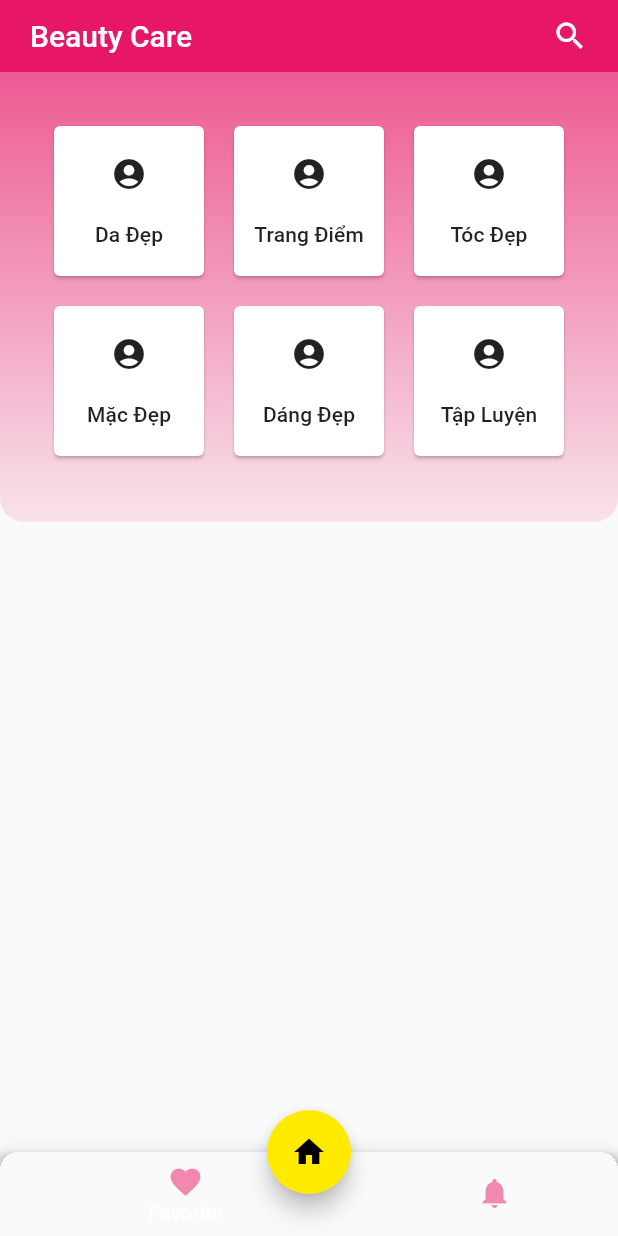
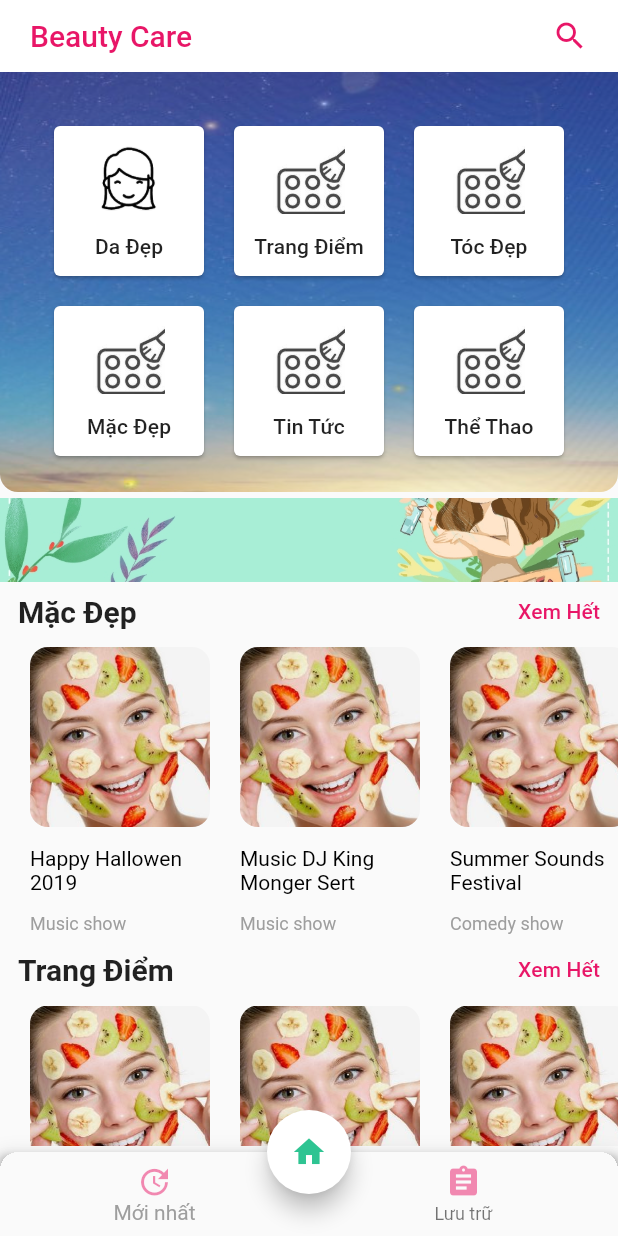
Before and after one commit to toan88291/make_beautiful, a Flutter app: the screen it shows after launch, item 2 of the bottom bar chosen, after a tap on the "home" icon, on a phone screen of 412 x 824 dp. Run offline on Flutter 3.47's test engine with Material 2 defaults, Android fonts, the phone set to English and light mode, and no system bars; our stand-ins replace google_fonts.

Commit message:
no message

```diff
--- a/lib/features/home/home_page.dart
+++ b/lib/features/home/home_page.dart
@@ -1,5 +1,6 @@
 import 'package:flutter/material.dart';
 import 'package:flutter_app_make_beautiful/data/data_grid_menu.dart';
+import 'package:flutter_app_make_beautiful/resource/constant.dart';
 import 'package:flutter_app_make_beautiful/widget/widgets.dart';
 
 class HomePage extends StatefulWidget {
@@ -8,14 +9,22 @@ class HomePage extends StatefulWidget {
 }
 
 class _HomePageState extends State<HomePage> {
+
   List<DataGridMenu> data = [
-    DataGridMenu('Da Đẹp','',''),
-    DataGridMenu('Trang Điểm','',''),
-    DataGridMenu('Tóc Đẹp','',''),
-    DataGridMenu('Mặc Đẹp','',''),
-    DataGridMenu('Dáng Đẹp','',''),
-    DataGridMenu('Tập Luyện','',''),
+    DataGridMenu('Da Đẹp','assets/ic_face.png',''),
+    DataGridMenu('Trang Điểm','assets/ic_makeup.jpg',''),
+    DataGridMenu('Tóc Đẹp','assets/ic_makeup.jpg',''),
+    DataGridMenu('Mặc Đẹp','assets/ic_makeup.jpg',''),
+    DataGridMenu('Tin Tức','assets/ic_makeup.jpg',''),
+    DataGridMenu('Thể Thao','assets/ic_makeup.jpg',''),
   ];
+
+  List<DataDressed> dataDressed =
+  []..add(DataDressed('assets/image.jpg', 'Happy Hallowen 2019', 'Music show'))
+    ..add(DataDressed('assets/image.jpg', 'Music DJ King Monger Sert', 'Music show'))
+    ..add(DataDressed('assets/image.jpg', 'Summer Sounds Festival', 'Comedy show'))
+    ..add(DataDressed('assets/image.jpg', 'Happy New Year', 'Music show'));
+
   @override
   Widget build(BuildContext context) {
 
@@ -23,35 +32,38 @@ class _HomePageState extends State<HomePage> {
 
     double height = MediaQuery.of(context).size.height;
 
+    debugPrint('heght : ${(data.length~/3) * 60.0}');
+
     return Container(
-      child: Column(
-        children: <Widget>[
-          Container(
-            height: 300,
+      padding: EdgeInsets.only(bottom: 60),
+      child: CustomScrollView(
+        shrinkWrap: false,
+        slivers: <Widget>[
+          SliverToBoxAdapter(
+            child: Container(
+              height: (data.length~/3) * 140.0,
+              alignment: Alignment.center,
               decoration: BoxDecoration(
                   borderRadius: BorderRadius.only(
-                bottomLeft: Radius.circular(16),
-                bottomRight: Radius.circular(16),
+                    bottomLeft: Radius.circular(12),
+                    bottomRight: Radius.circular(12),
                   ),
-              gradient: LinearGradient(
-                begin: Alignment.topCenter,
-                end: Alignment.bottomCenter,
-                colors: [
-                  Color(0xffE81667).withOpacity(0.7),
-                  Color(0xffE81667).withOpacity(0.5),
-                  Color(0xffE81667).withOpacity(0.3),
-                  Color(0xffE81667).withOpacity(0.1),
-                ]
+                  image: DecorationImage(
+                    fit: BoxFit.fill,
+                    image: AssetImage(
+                      'assets/background.png',
                     )
+                  ),
               ),
               padding: EdgeInsets.all(20),
               child: GridView.builder(
                 itemCount: data.length,
+                physics: NeverScrollableScrollPhysics(),
                 gridDelegate: SliverGridDelegateWithFixedCrossAxisCount(
                   crossAxisCount: 3,
                   mainAxisSpacing: 12,
                   crossAxisSpacing: 12,
-                childAspectRatio: width/((height/2)),
+
                 ),
                 padding: EdgeInsets.all(12),
                 itemBuilder: (context, index) {
@@ -59,8 +71,88 @@ class _HomePageState extends State<HomePage> {
                 },
               ),
             ),
+          ),
+          SliverToBoxAdapter(
+            child: Container(
+              padding: EdgeInsets.only(top: 4),
+              height: 60,
+              child: Image.asset('assets/banner.jpg',fit: BoxFit.fitWidth,)
+            ),
+          ),
+          SliverToBoxAdapter(
+            child: Padding(
+              padding: EdgeInsets.symmetric(horizontal: 12, vertical: 8),
+              child: Row(
+                mainAxisAlignment: MainAxisAlignment.spaceBetween,
+                crossAxisAlignment: CrossAxisAlignment.center,
+                children: <Widget>[
+                  Text('Mặc Đẹp',style: Theme.of(context).textTheme.title.copyWith(
+                    fontWeight: FontWeight.bold
+                  ),),
+                  Text('Xem Hết',style: Theme.of(context).textTheme.subtitle.copyWith(
+                    color: PINK
+                  ),)
+                ],
+              ),
+            ),
+          ),
+          SliverToBoxAdapter(
+            child: Container(
+              height: 200,
+              child: ListView.builder(
+                itemCount: dataDressed.length,
+                scrollDirection: Axis.horizontal,
+                shrinkWrap: true,
+                itemBuilder: (context, index) {
+                  return DressedBeautyWidget(dataDressed[index]);
+                },
+              ),
+            ),
+          ),
+          SliverToBoxAdapter(
+            child: Padding(
+              padding: EdgeInsets.symmetric(horizontal: 12, vertical: 8),
+              child: Row(
+                mainAxisAlignment: MainAxisAlignment.spaceBetween,
+                crossAxisAlignment: CrossAxisAlignment.center,
+                children: <Widget>[
+                  Text('Trang Điểm',style: Theme.of(context).textTheme.title.copyWith(
+                      fontWeight: FontWeight.bold
+                  ),),
+                  Text('Xem Hết',style: Theme.of(context).textTheme.subtitle.copyWith(
+                      color: PINK
+                  ),)
+                ],
+              ),
+            ),
+          ),
+          SliverToBoxAdapter(
+            child: Container(
+              height: 200,
+              child: ListView.builder(
+                itemCount: dataDressed.length,
+                scrollDirection: Axis.horizontal,
+                shrinkWrap: true,
+                itemBuilder: (context, index) {
+                  return DressedBeautyWidget(dataDressed[index]);
+                },
+              ),
+            ),
+          ),
         ],
       ),
     );
   }
 }
+
+class DataDressed {
+
+  String image;
+
+  String title;
+
+  String subtitle;
+
+  DataDressed(this.image, this.title, this.subtitle);
+
+}
--- a/lib/features/main_page.dart
+++ b/lib/features/main_page.dart
@@ -1,6 +1,9 @@
+import 'package:animations/animations.dart';
 import 'package:flutter/material.dart';
-
+import 'package:flutter_app_make_beautiful/resource/constant.dart';
 import 'home/home_page.dart';
+import 'news/news_page.dart';
+import 'storage/storage_page.dart';
 
 class MainPage extends StatefulWidget {
   @override
@@ -11,12 +14,31 @@ class _MainPageState extends State<MainPage>{
 
   PageController _pageController;
 
-  int indexTab = 0;
+  int indexTab = 2;
+
+  int check = 2;
+
+  SharedAxisTransitionType _transitionType =
+      SharedAxisTransitionType.horizontal;
 
   @override
   void initState() {
     super.initState();
     _pageController = PageController(initialPage: 0);
+  }
+
+  Widget loadPage(int check) {
+    switch (check) {
+      case 0 :
+        return NewsPage();
+        break;
+      case 1 :
+        return StoragePage();
+        break;
+      default:
+        return HomePage();
+        break;
+    }
   }
 
   @override
@@ -28,7 +50,7 @@ class _MainPageState extends State<MainPage>{
         child: SafeArea(
           child: Container(
             padding: EdgeInsets.symmetric(vertical: 12, horizontal: 20),
-            color: Color(0xffE81667),
+            color: Colors.white,
             child: Row(
               children: <Widget>[
                 Expanded(
@@ -36,38 +58,56 @@ class _MainPageState extends State<MainPage>{
                     child: Text(
                       'Beauty Care',
                       style: Theme.of(context).textTheme.title.copyWith(
-                          color: Colors.white
+                          color: PINK
                       ),
                     ),
                   ),
                 ),
-                Icon(Icons.search, color: Colors.white,),
+                Icon(Icons.search, color: PINK,),
               ],
             ),
           ),
         ),
-        preferredSize: Size.fromHeight(height + 48),
+        preferredSize: Size.fromHeight(height + 52),
       ),
-      body: Container(
-        child: PageView(
+      body: PageView(
         controller: _pageController,
         physics: NeverScrollableScrollPhysics(),
         children: <Widget>[
-            HomePage(),
-            Container(color: Colors.red,),
-            Container(color: Colors.tealAccent,),
+          Container(
+              child: PageTransitionSwitcher(
+                duration: const Duration(milliseconds: 1000),
+                reverse: true,
+                transitionBuilder: (
+                    Widget child,
+                    Animation<double> animation,
+                    Animation<double> secondaryAnimation,
+                    ) {
+                  return SharedAxisTransition(
+                    child: child,
+                    animation: animation,
+                    secondaryAnimation: secondaryAnimation,
+                    transitionType: _transitionType,
+                  );
+                },
+                child: loadPage(check),
+              )
+          ),
         ],
-        ),
       ),
       floatingActionButton: FloatingActionButton(
         clipBehavior: Clip.antiAlias,
         child: Icon(
           Icons.home,
-          color: Theme.of(context).colorScheme.onPrimary,
+          color: indexTab == 2 ? Color(0xff2EC492) : Color(0xff2EC492).withOpacity(0.7),
         ),
         onPressed: () {
           setState(() {
+            check = 2;
             _pageController.jumpToPage(0);
+            setState(() {
+              indexTab = 2;
+            });
             print('home ');
           });
         },
@@ -84,24 +124,27 @@ class _MainPageState extends State<MainPage>{
             child: ClipRRect(
               clipBehavior: Clip.hardEdge,
               borderRadius: BorderRadius.vertical(top: Radius.circular(12)),
+              child: BottomAppBar(
                 child: BottomNavigationBar(
-                elevation: 0,
-                type: BottomNavigationBarType.shifting,
-                currentIndex: indexTab,
-
                   onTap: (index) {
                     _pageController.jumpToPage(index + 1);
+                    setState(() {
+                      check = index;
+                      indexTab = index;
+                      debugPrint('index: $index');
+                    });
                   },
                   items: [
                     BottomNavigationBarItem(
-                      icon: _getTabIcon(Icons.favorite, 1),
-                      title: _getTabTitle('Favorite',1)
+                        icon: _getTabIcon(Icons.update, 0),
+                        title: _getTabTitle('Mới nhất',0)
                     ),
                     BottomNavigationBarItem(
-                      icon: _getTabIcon(Icons.notifications, 2),
-                      title: _getTabTitle('Notification',2)
+                        icon: _getTabIcon(Icons.assignment, 1),
+                        title: _getTabTitle('Lưu trữ',1)
                     ),
                   ],
+                ),
               ),
             ),
           ),
@@ -121,7 +164,7 @@ class _MainPageState extends State<MainPage>{
     return Text(
       title,
       style: TextStyle(
-      color: indexTab == index ? Color(0xffE81667) : Color(0xffE81667).withOpacity(0.5)
+      color: indexTab == index ? Color(0xffE81667) : Color(0xffE81667).withOpacity(0.5),
     ));
   }
 
--- /dev/null
+++ b/lib/features/news/news_page.dart
@@ -0,0 +1,90 @@
+import 'package:flutter/material.dart';
+import 'package:flutter_app_make_beautiful/features/home/home_page.dart';
+
+class NewsPage extends StatefulWidget {
+  @override
+  _NewsPageState createState() => _NewsPageState();
+}
+
+class _NewsPageState extends State<NewsPage> {
+  List<DataDressed> dataDressed = []
+    ..add(DataDressed('assets/image.jpg', 'Happy Hallowen 2019', 'Music show'))
+    ..add(DataDressed(
+        'assets/image.jpg', 'Music DJ King Monger Sert', 'Music show'))
+    ..add(DataDressed(
+        'assets/image.jpg', 'Summer Sounds Festival', 'Comedy show'))
+    ..add(DataDressed(
+        'assets/image.jpg', 'Music DJ King Monger Sert', 'Music show'))
+    ..add(DataDressed(
+        'assets/image.jpg', 'Summer Sounds Festival', 'Comedy show'))
+    ..add(DataDressed(
+        'assets/image.jpg', 'Music DJ King Monger Sert', 'Music show'))
+    ..add(DataDressed(
+        'assets/image.jpg', 'Summer Sounds Festival', 'Comedy show'))
+    ..add(DataDressed(
+        'assets/image.jpg', 'Music DJ King Monger Sert', 'Music show'))
+    ..add(DataDressed(
+        'assets/image.jpg', 'Summer Sounds Festival', 'Comedy show'))
+    ..add(DataDressed(
+        'assets/image.jpg', 'Music DJ King Monger Sert', 'Music show'))
+    ..add(DataDressed(
+        'assets/image.jpg', 'Summer Sounds Festival', 'Comedy show'))
+    ..add(DataDressed(
+        'assets/image.jpg', 'Music DJ King Monger Sert', 'Music show'))
+    ..add(DataDressed(
+        'assets/image.jpg', 'Summer Sounds Festival', 'Comedy show'))
+    ..add(DataDressed(
+        'assets/image.jpg', 'Music DJ King Monger Sert', 'Music show'))
+    ..add(DataDressed(
+        'assets/image.jpg', 'Summer Sounds Festival', 'Comedy show'))
+    ..add(DataDressed('assets/image.jpg', 'Happy New Year', 'Music show'));
+
+  @override
+  Widget build(BuildContext context) {
+    double height =  MediaQuery.of(context).size.height;
+    double width = MediaQuery.of(context).size.width;
+    return Container(
+      width: width,
+      height: height,
+      child: GridView.builder(
+        padding: EdgeInsets.all(12),
+        itemCount: dataDressed.length,
+        gridDelegate: SliverGridDelegateWithFixedCrossAxisCount(
+          crossAxisCount: 2,
+          mainAxisSpacing: 16,
+          crossAxisSpacing: 16,
+          childAspectRatio: width/((height/2)),
+        ),
+        scrollDirection: Axis.vertical,
+        cacheExtent: 8,
+        itemBuilder: (context, index) {
+          return Container(
+            child: Stack(
+              children: <Widget>[
+                Positioned.fill(
+                  child: ClipRRect(
+                    borderRadius: BorderRadius.all(Radius.circular(8)),
+                    child: Image.asset(dataDressed[index].image, fit: BoxFit.fill,),
+                  ),
+                ),
+                Positioned(
+                  left: 8,
+                  bottom: 8,
+                  child: Container(
+                    width: (width/2) - 40,
+                    child: Text(
+                      dataDressed[index].title,
+                      style: Theme.of(context).textTheme.subtitle.copyWith(
+                          color: Colors.black87
+                      ),
+                    ),
+                  ),
+                )
+              ],
+            )
+          );
+        },
+      )
+    );
+  }
+}
--- a/lib/features/splash_screen.dart
+++ b/lib/features/splash_screen.dart
@@ -8,7 +8,7 @@ class SplashScreen extends StatefulWidget {
 class _SplashScreenState extends State<SplashScreen> {
 
   void direction() async {
-    Future.delayed(Duration(seconds: 3), (){
+    Future.delayed(Duration(seconds: 1), (){
       Navigator.of(context).pushReplacementNamed('main');
     });
   }
--- /dev/null
+++ b/lib/features/storage/storage_page.dart
@@ -0,0 +1,16 @@
+import 'package:flutter/material.dart';
+
+class StoragePage extends StatefulWidget {
+  @override
+  _StoragePageState createState() => _StoragePageState();
+}
+
+class _StoragePageState extends State<StoragePage> {
+  @override
+  Widget build(BuildContext context) {
+    return Container(
+      alignment: Alignment.center,
+      child: Text('Mục lưu trữ trống'),
+    );
+  }
+}
--- a/lib/main.dart
+++ b/lib/main.dart
@@ -19,7 +19,7 @@ class MyApp extends StatelessWidget {
           primaryColor: Colors.white,
           colorScheme: ColorScheme.light().copyWith(
             onPrimary: Colors.black,
-            secondary: Colors.yellowAccent[400],
+            secondary: Colors.white,
             primary: Colors.grey,
           ),
 
--- a/lib/resource/constant.dart
+++ b/lib/resource/constant.dart
@@ -1 +1,5 @@
+import 'dart:ui';
+
 const String TOKEN = 'token';
+
+const Color PINK = Color(0xffE81667);
--- /dev/null
+++ b/lib/widget/dressed_beauti_widget.dart
@@ -0,0 +1,48 @@
+import 'package:flutter/material.dart';
+import 'package:flutter_app_make_beautiful/features/features.dart';
+
+class DressedBeautyWidget extends StatefulWidget {
+
+  final DataDressed data;
+
+  DressedBeautyWidget(this.data);
+
+  @override
+  _DressedBeautyWidgetState createState() => _DressedBeautyWidgetState();
+}
+
+class _DressedBeautyWidgetState extends State<DressedBeautyWidget> {
+  @override
+  Widget build(BuildContext context) {
+    return Container(
+      width: 140,
+      padding: EdgeInsets.only(left: 20),
+      child: Column(
+        crossAxisAlignment: CrossAxisAlignment.start,
+        mainAxisAlignment: MainAxisAlignment.spaceEvenly,
+        children: <Widget>[
+          ClipRRect(
+            borderRadius: BorderRadius.all(Radius.circular(12)),
+            child: Image.asset(widget.data.image, fit: BoxFit.cover,height: 120,),
+          ),
+          SizedBox(height: 4,),
+          Text(
+            widget.data.title,
+            style: TextStyle(
+                color: Colors.black,
+                fontSize: 14
+            ),
+          ),
+          SizedBox(height: 4,),
+          Text(
+            widget.data.subtitle,
+            style: TextStyle(
+                color: Colors.grey[500],
+                fontSize: 12
+            ),
+          ),
+        ],
+      ),
+    );
+  }
+}
--- a/lib/widget/item_grid_widget.dart
+++ b/lib/widget/item_grid_widget.dart
@@ -19,7 +19,7 @@ class ItemGridWidget extends StatelessWidget {
           crossAxisAlignment: CrossAxisAlignment.center,
           mainAxisAlignment: MainAxisAlignment.spaceEvenly,
           children: <Widget>[
-            Icon(Icons.account_circle),
+            Image.asset(data.icon, height: 48, width: 48,),
             Text(
               data.title,
               style: Theme.of(context).textTheme.subtitle.copyWith(
--- a/lib/widget/widgets.dart
+++ b/lib/widget/widgets.dart
@@ -1,3 +1,5 @@
 export 'search_widget.dart';
 
 export 'item_grid_widget.dart';
+
+export 'dressed_beauti_widget.dart';
--- a/pubspec.yaml
+++ b/pubspec.yaml
@@ -25,7 +25,8 @@ dependencies:
   cupertino_icons: ^0.1.2
   google_fonts: ^0.2.0
   provider: ^4.0.2
-  onesignal_flutter: ^2.3.3
+  sqflite: ^1.2.1
+  animations: ^1.0.0+5
 
 dev_dependencies:
   flutter_test:
```
Also changed, not shown: assets/background.png (added), assets/banner.jpg (added), assets/ic_face.png (added), assets/ic_makeup.jpg (added), assets/image.jpg (added), 2 other files. Lines whose indentation alone changed are shown as unchanged.
